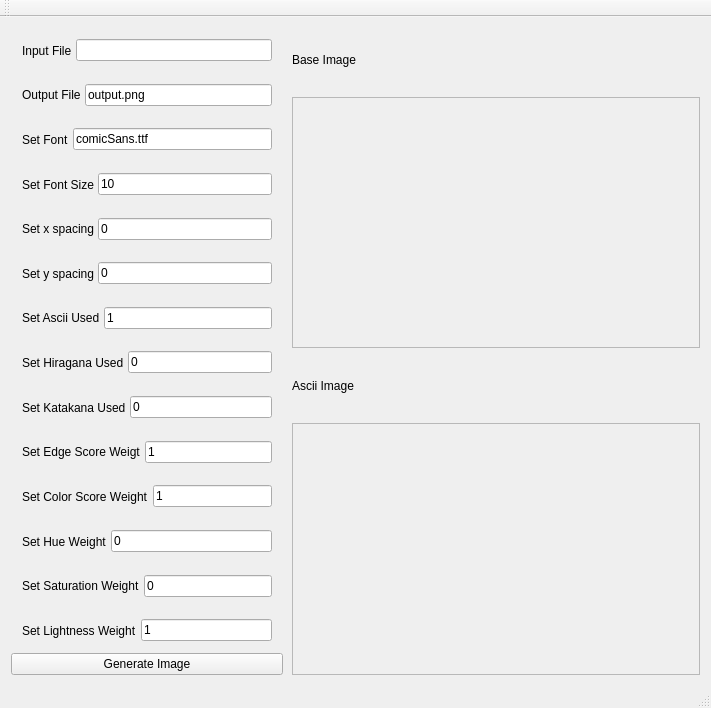
Above: QtAskii/mainwindow.ui from nudon/AsciiImageEmbedder before the change. Below: the same form after it.
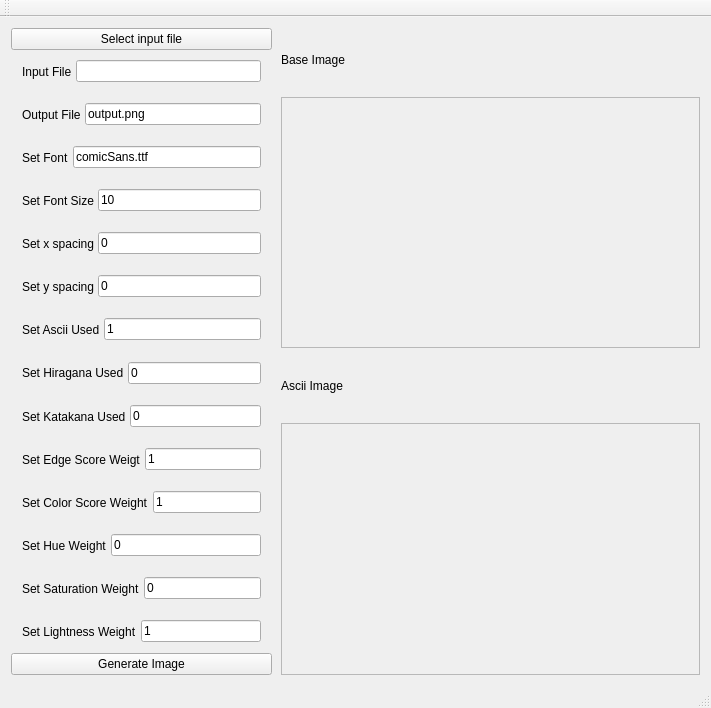
That is the form after the change. Custom widgets are drawn as their Qt base class.

```diff
--- a/QtAskii/mainwindow.ui
+++ b/QtAskii/mainwindow.ui
@@ -14,7 +14,7 @@
    <string>MainWindow</string>
   </property>
   <widget class="QWidget" name="centralWidget">
-   <layout class="QHBoxLayout" name="horizontalLayout" stretch="40,60">
+   <layout class="QHBoxLayout" name="horizontalLayout" stretch="0,60">
     <property name="spacing">
      <number>9</number>
     </property>
@@ -23,6 +23,13 @@
       <property name="spacing">
        <number>0</number>
       </property>
+      <item>
+       <widget class="browserButton" name="pushButton_2">
+        <property name="text">
+         <string>Select input file</string>
+        </property>
+       </widget>
+      </item>
       <item>
        <widget class="QWidget" name="input" native="true">
         <layout class="QHBoxLayout" name="horizontalLayout_2">
@@ -565,6 +572,15 @@
     <slot>showNewImage(char*)</slot>
    </slots>
   </customwidget>
+  <customwidget>
+   <class>browserButton</class>
+   <extends>QPushButton</extends>
+   <header>browserbutton.h</header>
+   <slots>
+    <signal>fileSelected(QString)</signal>
+    <slot>browseFiles()</slot>
+   </slots>
+  </customwidget>
  </customwidgets>
  <resources/>
  <connections>
```
Left out of the diff: 130 changed lines with no effect on the pictures.
